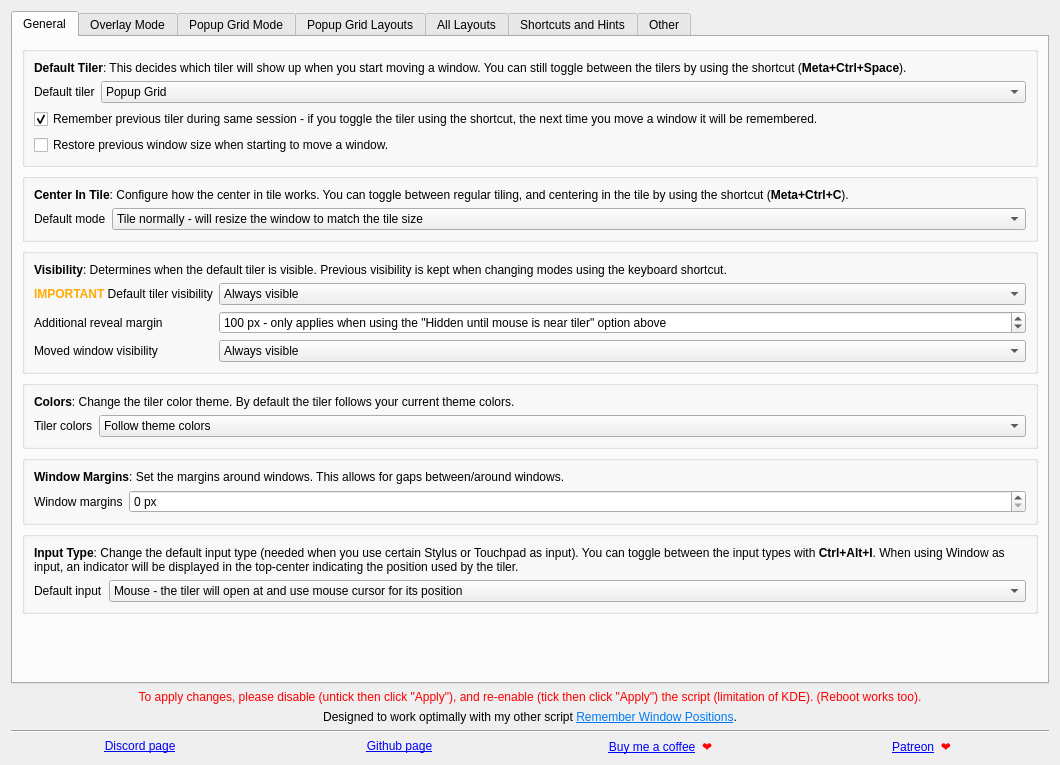
BoredDan/MouseTiler, file src/contents/ui/config.ui: the form before one commit.
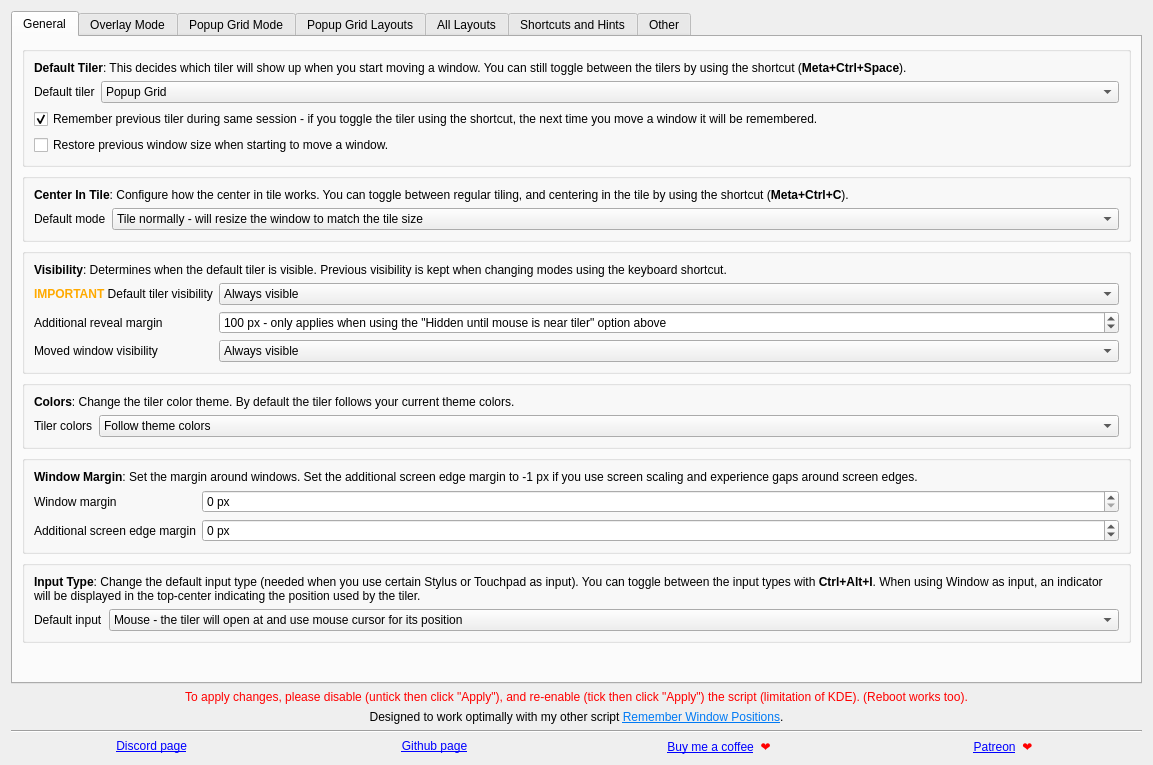
The form after the commit. Icons and pictures are not drawn.

Commit message: Added setting to add window screen edge margins. Can be set to -1 px if you use screen scaling and experience gaps around your windows.

```diff
--- a/src/contents/ui/config.ui
+++ b/src/contents/ui/config.ui
@@ -6,7 +6,7 @@
    <rect>
     <x>0</x>
     <y>0</y>
-    <width>1060</width>
+    <width>1153</width>
     <height>765</height>
    </rect>
   </property>
@@ -401,7 +401,7 @@
           <item>
            <widget class="QLabel" name="label_28">
             <property name="text">
-             <string>&lt;html&gt;&lt;head/&gt;&lt;body&gt;&lt;p&gt;&lt;span style=&quot; font-weight:700;&quot;&gt;Window Margins&lt;/span&gt;: Set the margins around windows. This allows for gaps between/around windows.&lt;/p&gt;&lt;/body&gt;&lt;/html&gt;</string>
+             <string>&lt;html&gt;&lt;head/&gt;&lt;body&gt;&lt;p&gt;&lt;span style=&quot; font-weight:700;&quot;&gt;Window Margin&lt;/span&gt;: Set the margin around windows. Set the additional screen edge margin to -1 px if you use screen scaling and experience gaps around screen edges.&lt;/p&gt;&lt;/body&gt;&lt;/html&gt;</string>
             </property>
             <property name="wordWrap">
              <bool>true</bool>
@@ -413,7 +413,7 @@
             <item row="0" column="0">
              <widget class="QLabel" name="label_27">
               <property name="text">
-               <string>Window margins</string>
+               <string>Window margin</string>
               </property>
              </widget>
             </item>
@@ -439,6 +439,32 @@
               </property>
              </widget>
             </item>
+            <item row="1" column="0">
+             <widget class="QLabel" name="label_8">
+              <property name="text">
+               <string>Additional screen edge margin</string>
+              </property>
+             </widget>
+            </item>
+            <item row="1" column="1">
+             <widget class="QSpinBox" name="kcfg_screenMargin">
+              <property name="sizePolicy">
+               <sizepolicy hsizetype="MinimumExpanding" vsizetype="Fixed">
+                <horstretch>0</horstretch>
+                <verstretch>0</verstretch>
+               </sizepolicy>
+              </property>
+              <property name="suffix">
+               <string> px</string>
+              </property>
+              <property name="minimum">
+               <number>-5</number>
+              </property>
+              <property name="maximum">
+               <number>100</number>
+              </property>
+             </widget>
+            </item>
            </layout>
           </item>
          </layout>
```
Left out of the diff: 15 changed lines with no effect on the pictures. The commit also changes 3 other files.
